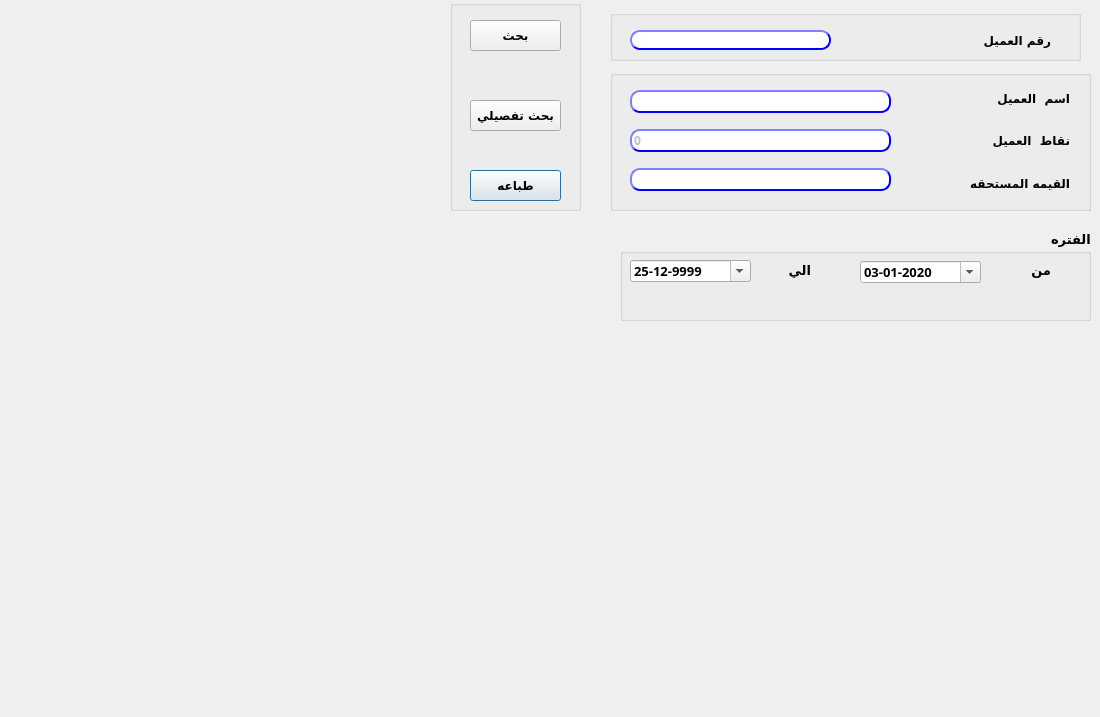
Old version of the form presentation/reports_ui/customer_funds.ui in the repository shymaa123456/HyperPOS2020.
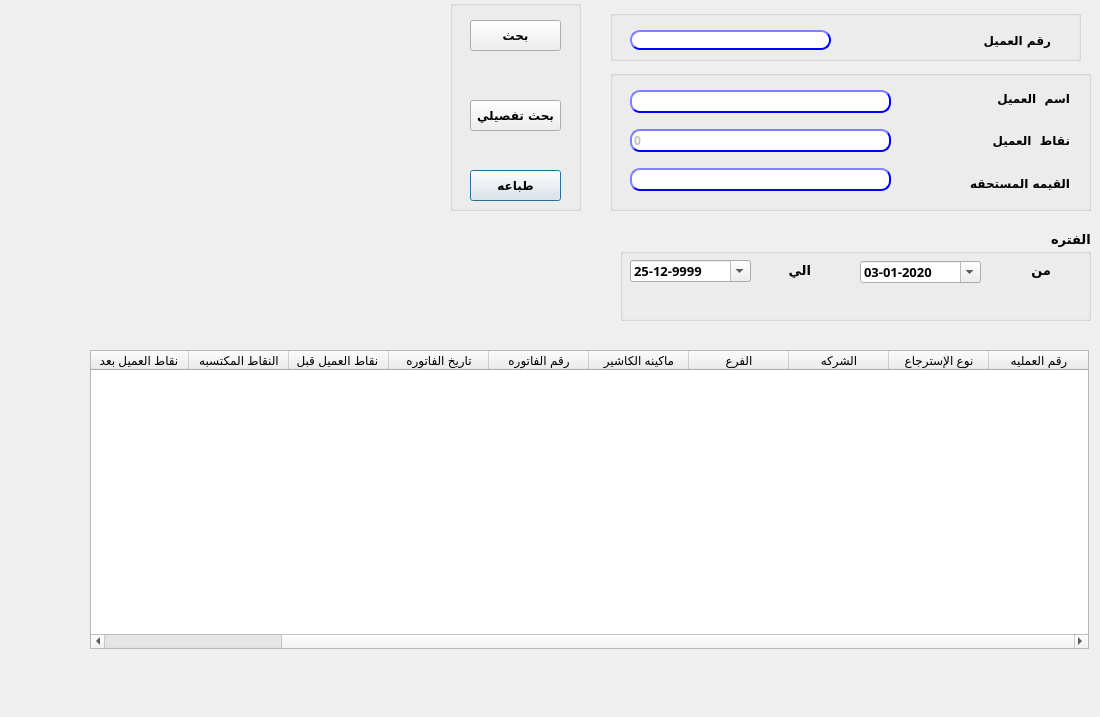
New version of the form.

Commit message: customer funds report

```diff
--- a/presentation/reports_ui/customer_funds.ui
+++ b/presentation/reports_ui/customer_funds.ui
@@ -557,6 +557,83 @@
     </property>
    </widget>
   </widget>
+  <widget class="QTableWidget" name="Qtable_customer">
+   <property name="enabled">
+    <bool>true</bool>
+   </property>
+   <property name="geometry">
+    <rect>
+     <x>90</x>
+     <y>350</y>
+     <width>999</width>
+     <height>299</height>
+    </rect>
+   </property>
+   <property name="layoutDirection">
+    <enum>Qt::RightToLeft</enum>
+   </property>
+   <property name="styleSheet">
+    <string notr="true"/>
+   </property>
+   <property name="columnCount">
+    <number>11</number>
+   </property>
+   <column>
+    <property name="text">
+     <string>رقم العمليه</string>
+    </property>
+   </column>
+   <column>
+    <property name="text">
+     <string>نوع الإسترجاع</string>
+    </property>
+   </column>
+   <column>
+    <property name="text">
+     <string>الشركه</string>
+    </property>
+   </column>
+   <column>
+    <property name="text">
+     <string>الفرع</string>
+    </property>
+   </column>
+   <column>
+    <property name="text">
+     <string>ماكينه الكاشير</string>
+    </property>
+   </column>
+   <column>
+    <property name="text">
+     <string>رقم الفاتوره</string>
+    </property>
+   </column>
+   <column>
+    <property name="text">
+     <string>تاريخ الفاتوره</string>
+    </property>
+   </column>
+   <column>
+    <property name="text">
+     <string>نقاط العميل قبل </string>
+    </property>
+   </column>
+   <column>
+    <property name="text">
+     <string>النقاط المكتسبه</string>
+    </property>
+   </column>
+   <column>
+    <property name="text">
+     <string>نقاط العميل بعد</string>
+    </property>
+   </column>
+   <column>
+    <property name="text">
+     <string>الحاله</string>
+    </property>
+   </column>
+  </widget>
   <zorder>groupBox_3</zorder>
   <zorder>groupBox_2</zorder>
   <zorder>groupBox</zorder>
```
Left out of the diff: 3 changed lines with no effect on the pictures. The commit also changes 4 other files.
